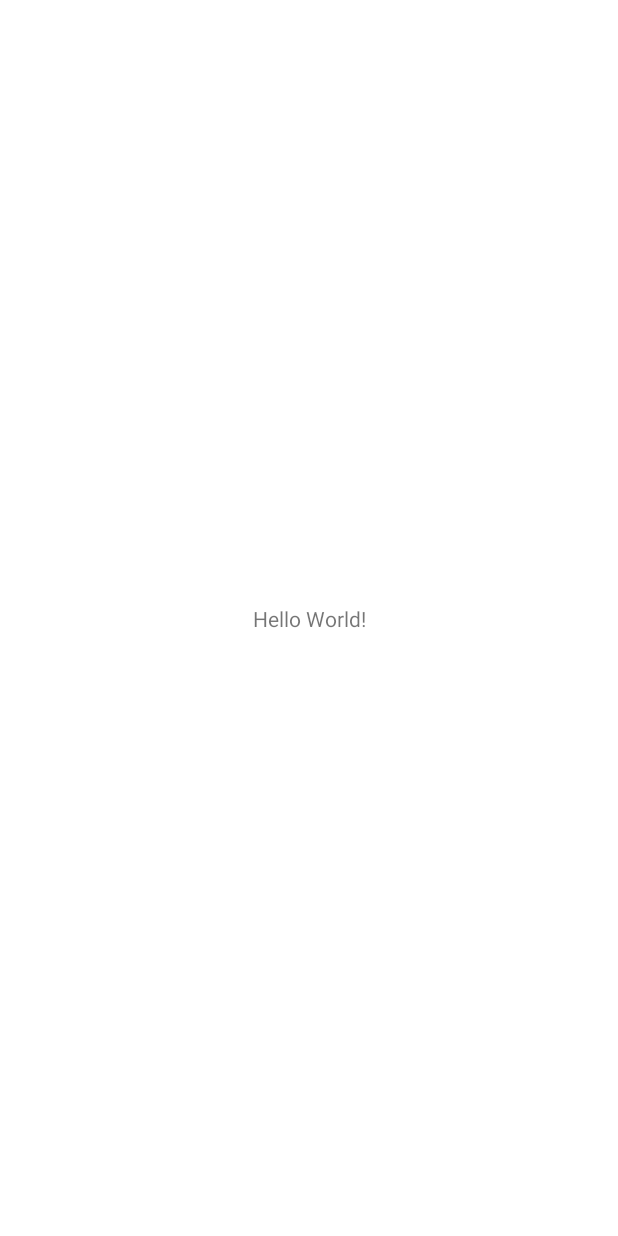
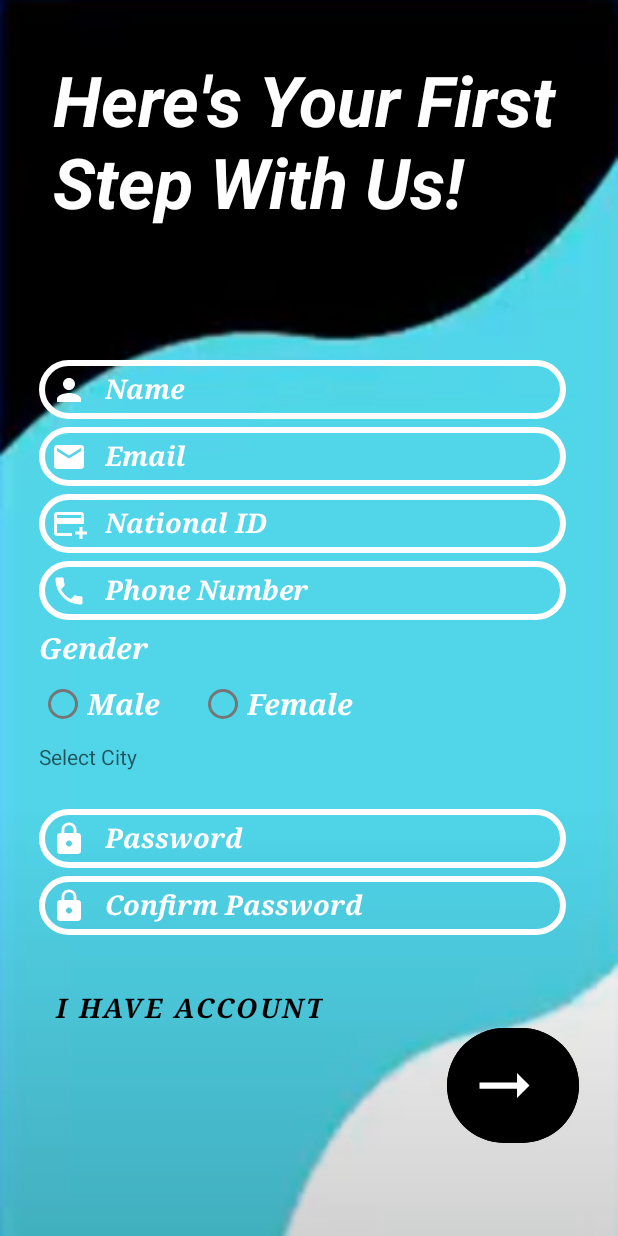
Before and after one commit to Hanan-Elsayed/Can-You..-, an Android app: the screen it shows after launch (MainActivity before the commit, SignupActivity after it), on a phone screen of 412 x 824 dp. Before the commit the screen is almost empty. Run offline under Robolectric (Android 15) with nearby library versions, the phone set to English and light mode, and no system bars; our stand-ins replace sdp/ssp sizes.

Commit message:
Sign Up Design *whithout dropdown menu*

```diff
--- /dev/null
+++ b/app/src/main/java/com/example/canyou/SignupActivity.java
@@ -0,0 +1,33 @@
+package com.example.canyou;
+
+import androidx.appcompat.app.AppCompatActivity;
+
+import android.os.Bundle;
+import android.widget.ArrayAdapter;
+import android.widget.AutoCompleteTextView;
+import android.widget.TextView;
+
+import com.google.android.material.textfield.TextInputLayout;
+
+public class SignupActivity extends AppCompatActivity {
+
+    @Override
+    protected void onCreate(Bundle savedInstanceState) {
+        super.onCreate(savedInstanceState);
+        setContentView(R.layout.activity_signup);
+     //   initializeDropDownMenu();
+    }
+
+
+  /*  private void initializeDropDownMenu (){
+         TextInputLayout textInputLayout;
+         textInputLayout=findViewById(R.id.city_drop_down_menu);
+         AutoCompleteTextView autoCompleteTextView;
+         autoCompleteTextView=findViewById(R.id.cities);
+
+    String [] cities=  {"Alexandria","Assiut", "Aswan" ,"Beheira","Bani Suef","Cairo","Daqahliya","Damietta","Fayyoum", "Gharbiya","Giza","Helwan","Ismailia","Kafr El Sheikh","Luxor","Marsa Matrouh", "Minya", "Monofiya","New Valley", "North Sinai","Port Said","Qalioubiya","Qena","Red Sea","Sharqiya","Sohag","South Sinai","Suez","Tanta"};
+    ArrayAdapter<String> cityAdapter=new ArrayAdapter<>(SignupActivity.this, R.layout.items_list,cities);
+    autoCompleteTextView.setAdapter(cityAdapter);
+    }
+*/
+}
--- /dev/null
+++ b/app/src/main/res/drawable/ic_baseline_add_card_24.xml
@@ -0,0 +1,5 @@
+<vector android:height="24dp" android:tint="#FFFFFF"
+    android:viewportHeight="24" android:viewportWidth="24"
+    android:width="24dp" xmlns:android="http://schemas.android.com/apk/res/android">
+    <path android:fillColor="@android:color/white" android:pathData="M20,4H4C2.89,4 2.01,4.89 2.01,6L2,18c0,1.11 0.89,2 2,2h10v-2H4v-6h18V6C22,4.89 21.11,4 20,4zM20,8H4V6h16V8zM24,17v2h-3v3h-2v-3h-3v-2h3v-3h2v3H24z"/>
+</vector>
--- /dev/null
+++ b/app/src/main/res/drawable/ic_baseline_arrow_right_alt_24.xml
@@ -0,0 +1,5 @@
+<vector android:autoMirrored="true" android:height="50dp"
+    android:tint="#FFFFFF" android:viewportHeight="24"
+    android:viewportWidth="24" android:width="50dp" xmlns:android="http://schemas.android.com/apk/res/android">
+    <path android:fillColor="@android:color/white" android:pathData="M16.01,11H4v2h12.01v3L20,12l-3.99,-4z"/>
+</vector>
--- /dev/null
+++ b/app/src/main/res/drawable/ic_baseline_person_24.xml
@@ -0,0 +1,5 @@
+<vector android:height="24dp" android:tint="#FFFFFF"
+    android:viewportHeight="24" android:viewportWidth="24"
+    android:width="24dp" xmlns:android="http://schemas.android.com/apk/res/android">
+    <path android:fillColor="@android:color/white" android:pathData="M12,12c2.21,0 4,-1.79 4,-4s-1.79,-4 -4,-4 -4,1.79 -4,4 1.79,4 4,4zM12,14c-2.67,0 -8,1.34 -8,4v2h16v-2c0,-2.66 -5.33,-4 -8,-4z"/>
+</vector>
--- /dev/null
+++ b/app/src/main/res/drawable/ic_baseline_phone_24.xml
@@ -0,0 +1,5 @@
+<vector android:height="24dp" android:tint="#FFFFFF"
+    android:viewportHeight="24" android:viewportWidth="24"
+    android:width="24dp" xmlns:android="http://schemas.android.com/apk/res/android">
+    <path android:fillColor="@android:color/white" android:pathData="M6.62,10.79c1.44,2.83 3.76,5.14 6.59,6.59l2.2,-2.2c0.27,-0.27 0.67,-0.36 1.02,-0.24 1.12,0.37 2.33,0.57 3.57,0.57 0.55,0 1,0.45 1,1V20c0,0.55 -0.45,1 -1,1 -9.39,0 -17,-7.61 -17,-17 0,-0.55 0.45,-1 1,-1h3.5c0.55,0 1,0.45 1,1 0,1.25 0.2,2.45 0.57,3.57 0.11,0.35 0.03,0.74 -0.25,1.02l-2.2,2.2z"/>
+</vector>
--- a/app/src/main/res/layout/activity_login.xml
+++ b/app/src/main/res/layout/activity_login.xml
@@ -26,11 +26,11 @@
         android:layout_width="match_parent"
         android:layout_height="wrap_content"
         android:fontFamily="serif"
-        android:text="@string/login"
-        android:textAlignment="center"
         android:textColor="@color/Beige"
         android:textSize="@dimen/_36ssp"
         android:textStyle="bold|italic"
+        android:text="@string/login"
+        android:textAlignment="center"
         />
 
     <EditText
@@ -42,12 +42,14 @@
         android:drawableLeft="@drawable/ic_baseline_email_24"
         android:drawablePadding="@dimen/_8sdp"
         android:fontFamily="serif"
-        android:hint="Email"
+        android:hint="@string/email_hint"
         android:padding="@dimen/_8sdp"
         android:textColor="@color/black"
         android:textColorHighlight="@color/cardview_light_background"
         android:textColorHint="@color/Beige"
-        android:textStyle="bold|italic" />
+        android:textStyle="bold|italic"
+        android:inputType="textEmailAddress"
+        />
 
     <EditText
         android:id="@+id/password"
@@ -58,7 +60,7 @@
         android:drawableLeft="@drawable/ic_baseline_lock_24"
         android:drawablePadding="@dimen/_8sdp"
         android:fontFamily="serif"
-        android:hint="Password"
+        android:hint="@string/pass_hint"
         android:inputType="textPassword"
         android:padding="@dimen/_8sdp"
         android:textColor="@color/black"
@@ -73,7 +75,7 @@
         android:layout_marginTop="@dimen/_15sdp"
         android:backgroundTint="@color/Beige"
         android:fontFamily="serif"
-        android:text="@string/login"
+        android:text="@string/submit_btn"
         android:textColor="@color/white"
         android:textSize="@dimen/_20ssp"
         android:textStyle="bold|italic"
--- /dev/null
+++ b/app/src/main/res/layout/activity_signup.xml
@@ -0,0 +1,226 @@
+<?xml version="1.0" encoding="utf-8"?>
+<androidx.constraintlayout.widget.ConstraintLayout xmlns:android="http://schemas.android.com/apk/res/android"
+    xmlns:app="http://schemas.android.com/apk/res-auto"
+    xmlns:tools="http://schemas.android.com/tools"
+    android:layout_width="match_parent"
+    android:layout_height="match_parent"
+    android:background="@drawable/signupbkb"
+    tools:context=".SignupActivity">
+<TextView
+    android:id="@+id/signup_title_TV"
+    android:layout_width="wrap_content"
+    android:layout_height="wrap_content"
+    app:layout_constraintStart_toStartOf="parent"
+    app:layout_constraintEnd_toEndOf="parent"
+    app:layout_constraintTop_toTopOf="@id/signup_title_TV"
+    android:text="@string/signup_title"
+    android:textColor="@color/white"
+    android:textSize="@dimen/_36ssp"
+    android:textStyle="bold|italic"
+    android:padding="@dimen/_27sdp"
+    />
+    <EditText
+        android:id="@+id/name"
+        android:layout_width="@dimen/_270sdp"
+        android:layout_height="@dimen/_30sdp"
+        app:layout_constraintTop_toBottomOf="@id/signup_title_TV"
+        app:layout_constraintStart_toStartOf="parent"
+
+        android:layout_marginTop="@dimen/_40sdp"
+        android:layout_marginStart="@dimen/_20sdp"
+        android:textColor="@color/black"
+        android:fontFamily="serif"
+        android:background="@drawable/custom_edittext"
+        android:textColorHint="@color/white"
+        android:textStyle="bold|italic"
+        android:drawableStart="@drawable/ic_baseline_person_24"
+        android:drawablePadding="@dimen/_9sdp"
+        android:hint="@string/name_hint"
+        android:padding="@dimen/_6sdp"
+        />
+ <EditText
+        android:id="@+id/email"
+        android:layout_width="@dimen/_270sdp"
+        android:layout_height="@dimen/_30sdp"
+        app:layout_constraintTop_toBottomOf="@id/name"
+        app:layout_constraintStart_toStartOf="parent"
+     android:inputType="textEmailAddress"
+     android:layout_marginTop="@dimen/_4sdp"
+        android:layout_marginStart="@dimen/_20sdp"
+        android:textColor="@color/black"
+        android:fontFamily="serif"
+        android:background="@drawable/custom_edittext"
+        android:textColorHint="@color/white"
+        android:textStyle="bold|italic"
+     android:drawableStart="@drawable/ic_baseline_email_24"
+     android:drawablePadding="@dimen/_9sdp"
+     android:hint="@string/email_hint"
+     android:padding="@dimen/_6sdp"
+        />
+<EditText
+        android:id="@+id/national_id"
+        android:layout_width="@dimen/_270sdp"
+        android:layout_height="@dimen/_30sdp"
+        app:layout_constraintTop_toBottomOf="@id/email"
+        app:layout_constraintStart_toStartOf="parent"
+        android:layout_marginTop="@dimen/_4sdp"
+        android:layout_marginLeft="@dimen/_20sdp"
+        android:textColor="@color/black"
+        android:fontFamily="serif"
+        android:background="@drawable/custom_edittext"
+        android:textColorHint="@color/white"
+        android:textStyle="bold|italic"
+    android:drawableLeft="@drawable/ic_baseline_add_card_24"
+    android:drawablePadding="@dimen/_9sdp"
+    android:hint="@string/national_id_hint"
+    android:padding="@dimen/_6sdp"
+        />
+    <EditText
+        android:id="@+id/phone_num"
+        android:layout_width="@dimen/_270sdp"
+        android:layout_height="@dimen/_30sdp"
+        app:layout_constraintTop_toBottomOf="@id/national_id"
+        app:layout_constraintStart_toStartOf="parent"
+        android:inputType="phone"
+        android:layout_marginTop="@dimen/_4sdp"
+        android:layout_marginLeft="@dimen/_20sdp"
+        android:textColor="@color/black"
+        android:fontFamily="serif"
+        android:background="@drawable/custom_edittext"
+        android:textColorHint="@color/white"
+        android:textStyle="bold|italic"
+    android:drawableLeft="@drawable/ic_baseline_phone_24"
+    android:drawablePadding="@dimen/_9sdp"
+    android:hint="@string/phone_num_hint"
+    android:padding="@dimen/_6sdp"
+        />
+
+<TextView
+    android:id="@+id/gender_TV"
+    android:layout_width="@dimen/_270sdp"
+    android:layout_height="wrap_content"
+    app:layout_constraintTop_toBottomOf="@id/phone_num"
+    app:layout_constraintStart_toStartOf="parent"
+    android:layout_marginTop="@dimen/_4sdp"
+    android:layout_marginLeft="@dimen/_20sdp"
+    android:textColor="@color/white"
+    android:fontFamily="serif"
+    android:textStyle="bold|italic"
+    android:text="@string/gender"
+    android:textSize="@dimen/_15ssp"
+    />
+<RadioGroup
+    android:id="@+id/gender_radio_group"
+    android:layout_width="match_parent"
+    android:layout_height="wrap_content"
+    app:layout_constraintTop_toBottomOf="@id/gender_TV"
+    app:layout_constraintStart_toStartOf="parent"
+    android:orientation="horizontal"
+    android:layout_marginLeft="@dimen/_20sdp"
+
+    >
+
+    <RadioButton
+        android:id="@+id/male_radio_btn"
+        android:layout_width="wrap_content"
+        android:layout_height="wrap_content"
+        android:textColor="@color/white"
+        android:fontFamily="serif"
+        android:textStyle="bold|italic"
+        android:text="@string/male_gender"
+        android:textSize="@dimen/_15ssp"
+        />
+    <RadioButton
+        android:id="@+id/female_radio_btn"
+        android:layout_width="wrap_content"
+        android:layout_height="wrap_content"
+        android:textColor="@color/white"
+        android:fontFamily="serif"
+        android:textStyle="bold|italic"
+        android:text="@string/female_gender"
+        android:textSize="@dimen/_15ssp"
+        android:layout_marginLeft="@dimen/_20sdp"
+        />
+</RadioGroup>
+
+  <TextView
+        android:id="@+id/city_drop_down_menu"
+        android:layout_width="@dimen/_270sdp"
+        android:layout_height="@dimen/_30sdp"
+        app:layout_constraintTop_toBottomOf="@id/gender_radio_group"
+        app:layout_constraintStart_toStartOf="parent"
+        android:hint="@string/select_hint"
+        app:hintTextColor="@color/white"
+        android:layout_marginTop="@dimen/_1sdp"
+        android:layout_marginLeft="@dimen/_20sdp"
+
+    />
+
+    <EditText
+        android:id="@+id/pass"
+        android:layout_width="@dimen/_270sdp"
+        android:layout_height="@dimen/_30sdp"
+        app:layout_constraintTop_toBottomOf="@id/city_drop_down_menu"
+        app:layout_constraintStart_toStartOf="parent"
+        android:inputType="textPassword"
+        android:layout_marginTop="@dimen/_4sdp"
+        android:layout_marginLeft="@dimen/_20sdp"
+        android:textColor="@color/black"
+        android:fontFamily="serif"
+        android:background="@drawable/custom_edittext"
+        android:textColorHint="@color/white"
+        android:textStyle="bold|italic"
+        android:drawableLeft="@drawable/ic_baseline_lock_24"
+        android:drawablePadding="@dimen/_9sdp"
+        android:hint="@string/pass_hint"
+        android:padding="@dimen/_6sdp"
+        />
+    <EditText
+        android:id="@+id/confirm_pass"
+        android:layout_width="@dimen/_270sdp"
+        android:layout_height="@dimen/_30sdp"
+        app:layout_constraintTop_toBottomOf="@id/pass"
+        app:layout_constraintStart_toStartOf="parent"
+        android:inputType="textPassword"
+        android:layout_marginTop="@dimen/_4sdp"
+        android:layout_marginLeft="@dimen/_20sdp"
+        android:textColor="@color/black"
+        android:fontFamily="serif"
+        android:background="@drawable/custom_edittext"
+        android:textColorHint="@color/white"
+        android:textStyle="bold|italic"
+        android:drawableLeft="@drawable/ic_baseline_lock_24"
+        android:drawablePadding="@dimen/_9sdp"
+        android:hint="@string/confirm_pass_hint"
+        android:padding="@dimen/_6sdp"
+        />
+
+    <Button
+        android:layout_width="wrap_content"
+        android:layout_height="wrap_content"
+        app:layout_constraintTop_toBottomOf="@id/confirm_pass"
+        app:layout_constraintStart_toStartOf="parent"
+        android:layout_marginTop="@dimen/_15sdp"
+        android:layout_marginLeft="@dimen/_20sdp"
+        android:padding="@dimen/_8sdp"
+        android:text="@string/have_acc"
+        android:textSize="@dimen/_14ssp"
+        android:textStyle="bold|italic"
+        android:fontFamily="serif"
+        android:background="@android:color/transparent"
+        android:textColor="@color/black"
+    />
+    <Button
+        android:id="@+id/submit_btn"
+        android:layout_width="wrap_content"
+        android:layout_height="wrap_content"
+        app:layout_constraintEnd_toEndOf="parent"
+        app:layout_constraintTop_toBottomOf="@id/confirm_pass"
+        app:layout_constraintBottom_toBottomOf="parent"
+        android:backgroundTint="@color/black"
+        app:cornerRadius="@dimen/_80sdp"
+        android:drawableLeft="@drawable/ic_baseline_arrow_right_alt_24"
+         android:padding="@dimen/_10sdp"
+        android:layout_marginEnd="@dimen/_20sdp"
+        />
+</androidx.constraintlayout.widget.ConstraintLayout>
--- /dev/null
+++ b/app/src/main/res/layout/items_list.xml
@@ -0,0 +1,13 @@
+<?xml version="1.0" encoding="utf-8"?>
+<TextView xmlns:android="http://schemas.android.com/apk/res/android"
+    android:layout_width="match_parent"
+    android:layout_height="wrap_content"
+    android:text="sample"
+    android:padding="@dimen/_6sdp"
+    android:layout_margin="@dimen/_1sdp"
+    android:ellipsize="end"
+    android:maxLines="1"
+    android:textAppearance="?attr/textAppearanceBodyLarge"
+    >
+
+</TextView>
--- a/app/src/main/res/values/colors.xml
+++ b/app/src/main/res/values/colors.xml
@@ -8,7 +8,8 @@
     <color name="black">#FF000000</color>
     <color name="white">#FFFFFFFF</color>
     <color name="Beige">#C8B398</color>
+    <color name="have_acc">#52D4EA</color>
     <color name="form_background_clr">#22211F</color>
-    <color name="submit_btn_clr">#F6F6F6</color>
+
 
 </resources>
--- a/app/src/main/res/values/strings.xml
+++ b/app/src/main/res/values/strings.xml
@@ -2,4 +2,17 @@
     <string name="app_name">Can You</string>
     <string name="login">Login</string>
     <string name="Not_registered">Not yet registered? SignUp Now</string>
+    <string name="submit_btn">Submit</string>
+    <string name="pass_hint">Password</string>
+    <string name="email_hint">Email</string>
+    <string name="signup_title">Here\'s Your First Step With Us!</string>
+    <string name="gender">Gender</string>
+    <string name="male_gender">Male</string>
+    <string name="female_gender">Female</string>
+    <string name="name_hint">Name</string>
+    <string name="national_id_hint">National ID</string>
+    <string name="phone_num_hint">Phone Number</string>
+    <string name="confirm_pass_hint">Confirm Password</string>
+    <string name="have_acc">I Have Account</string>
+    <string name="select_hint">Select City</string>
 </resources>
--- a/app/src/main/res/values/themes.xml
+++ b/app/src/main/res/values/themes.xml
@@ -1,6 +1,6 @@
 <resources xmlns:tools="http://schemas.android.com/tools">
     <!-- Base application theme. -->
-    <style name="Theme.CanYou" parent="Theme.MaterialComponents.DayNight.NoActionBar">
+    <style name="Theme.CanYou" parent="Theme.MaterialComponents.Light.NoActionBar">
         <!-- Primary brand color. -->
         <item name="colorPrimary">@color/purple_500</item>
         <item name="colorPrimaryVariant">@color/purple_700</item>
```
Also changed, not shown: app/build.gradle (+12 -2 lines), app/src/main/AndroidManifest.xml (+12 -6 lines), app/src/main/res/drawable/signupbkb.PNG (added).
